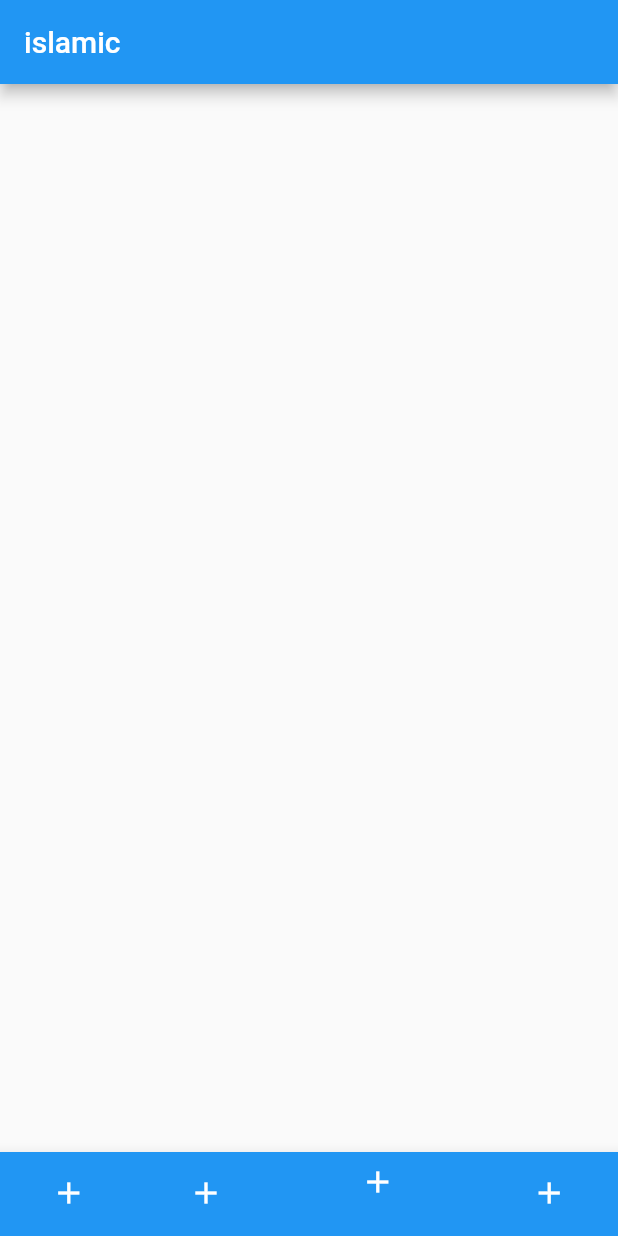
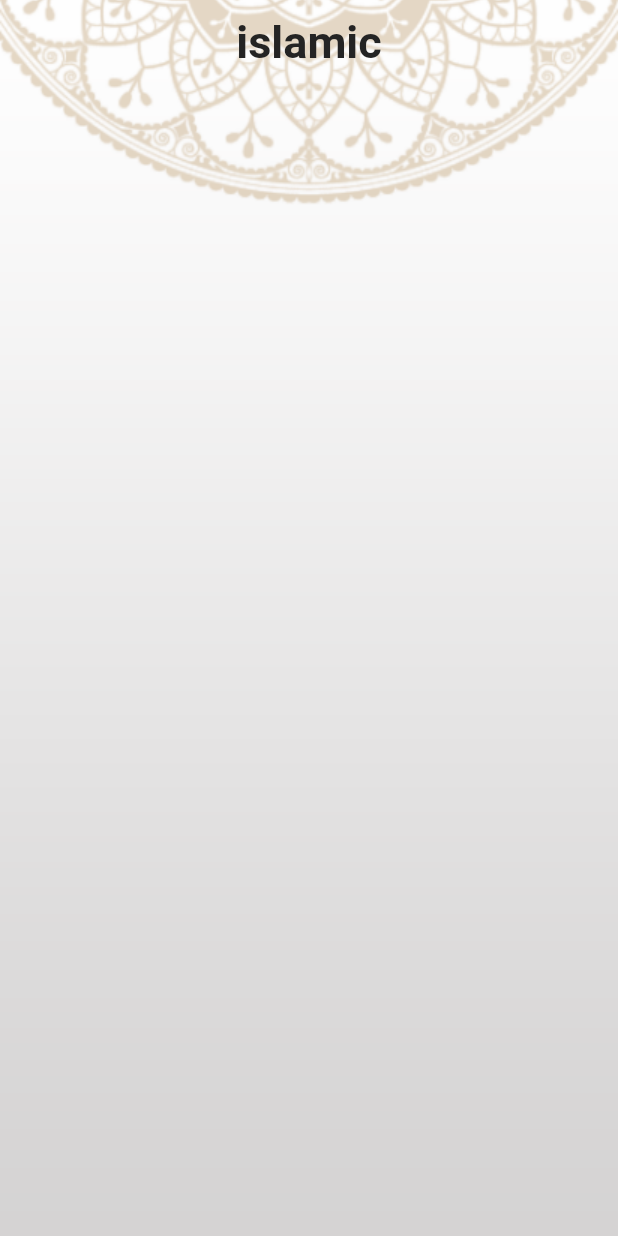
Before and after one commit to Abd-UlRahman-Khalid/Islamic-App, a Flutter app: the screen it shows after launch, on a phone screen of 412 x 824 dp. Run offline on Flutter 3.47's test engine with Material 2 defaults, Android fonts, the phone set to English and light mode, and no system bars.

Commit message:
Add Theme Data

```diff
--- a/lib/Home.dart
+++ b/lib/Home.dart
@@ -7,43 +7,18 @@ class HomeScreen extends StatelessWidget {
 
   @override
   Widget build(BuildContext context) {
-    return Scaffold(
-      appBar: AppBar(
-        title: Text('islamic'),
-      ),
-      bottomNavigationBar: BottomNavigationBar(
-        currentIndex: 2,
-        items: [
-          BottomNavigationBarItem(
-              icon: Icon(
-                Icons.add,
-                color: Colors.white,
-              ),
-              label: '',
-          backgroundColor: Colors.blue),
-          BottomNavigationBarItem(
-              icon: Icon(
-                Icons.add,
-                color: Colors.white,
-              ),
-              label: '',
-              backgroundColor: Colors.blue),
-          BottomNavigationBarItem(
-              icon: Icon(
-                Icons.add,
-                color: Colors.white,
-              ),
-              label: '',
-              backgroundColor: Colors.blue),
-          BottomNavigationBarItem(
-              icon: Icon(
-                Icons.add,
-                color: Colors.white,
-              ),
-              label: '',
-              backgroundColor: Colors.blue),
-        ],
-      ),
+    return Stack(
+      children: [
+        Image.asset('assets/images/main_background.png',
+        width:double.infinity,
+        fit: BoxFit.fitWidth,),
+        Scaffold(
+          appBar: AppBar(
+            title: Text('islamic',style: Theme.of(context).textTheme.headline1,),
+          ),
+
+        ),
+      ],
     );
   }
 }
--- a/lib/main.dart
+++ b/lib/main.dart
@@ -1,5 +1,6 @@
 import 'package:flutter/material.dart';
 import 'package:islamic_app/Home.dart';
+import 'package:islamic_app/my_theme.dart';
 
 void main() {
   runApp(MyApplication());
@@ -11,8 +12,12 @@ class MyApplication extends StatelessWidget {
   @override
   Widget build(BuildContext context) {
     return MaterialApp(
+      debugShowCheckedModeBanner: false,
       initialRoute: HomeScreen.routename,
       routes: {HomeScreen.routename: (c) => HomeScreen()},
+theme: MyThemeData.lightTheme,
+      darkTheme: MyThemeData.dartTheme,
+      themeMode: ThemeMode.light,
     );
   }
 }
--- /dev/null
+++ b/lib/my_theme.dart
@@ -0,0 +1,34 @@
+import 'package:flutter/material.dart';
+
+class MyThemeData {
+  static const colorBlack=Color.fromRGBO(36, 36, 36, 1.0);
+  static const colorGold=Color.fromRGBO(183, 147, 95, 1.0);
+  static ThemeData lightTheme = ThemeData(
+      scaffoldBackgroundColor: Colors.transparent,
+      appBarTheme: AppBarTheme(
+        backgroundColor: Colors.transparent,
+        elevation: 0.0,
+        centerTitle: true,
+      ),
+      textTheme: TextTheme(
+          headline1: TextStyle(
+              fontSize: 30,
+              fontWeight: FontWeight.bold,
+              color: colorBlack),
+        subtitle1: TextStyle(
+            fontSize: 25,
+            fontWeight: FontWeight.bold,
+            color: colorGold)
+      ));
+  static ThemeData dartTheme = ThemeData(
+      scaffoldBackgroundColor: Colors.transparent,
+      appBarTheme: AppBarTheme(
+        backgroundColor: Colors.transparent,
+        elevation: 0.0,
+        centerTitle: true,
+      ),
+      textTheme: TextTheme(
+          headline1: TextStyle(
+        fontSize: 30,
+      )));
+}
--- a/pubspec.yaml
+++ b/pubspec.yaml
@@ -60,8 +60,8 @@ flutter:
   uses-material-design: true
 
   # To add assets to your application, add an assets section, like this:
-  # assets:
-  #   - images/a_dot_burr.jpeg
+  assets:
+    - assets/images/
   #   - images/a_dot_ham.jpeg
 
   # An image asset can refer to one or more resolution-specific "variants", see
```
Also changed, not shown: assets/images/2.0x/main_background@2x.png (added), assets/images/3.0x/main_background@3x.png (added), assets/images/main_background.png (added).
